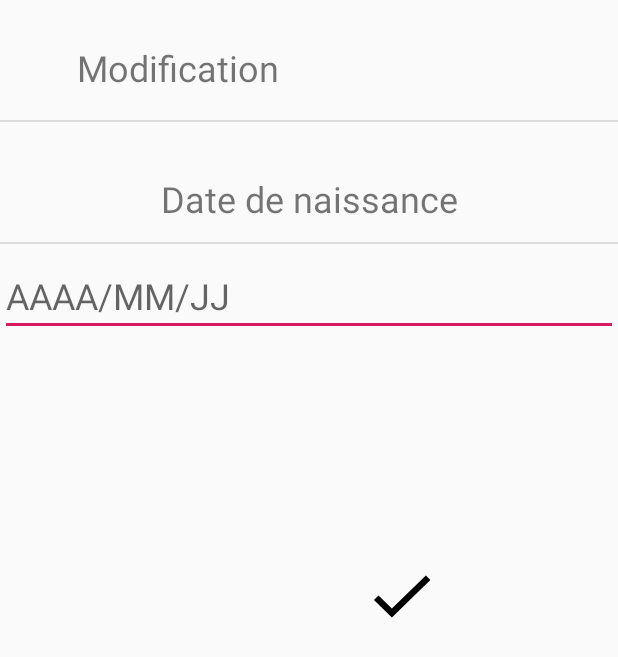
After one commit to TheRealPaco/Festiv-Aman, an Android app: the date screen opened directly, with no data from a screen before it, on a phone screen of 412 x 824 dp. The commit adds this screen. Shown: the top 657 px of the screen. Run offline under Robolectric (Android 15) with nearby library versions, the phone set to English and light mode, and no system bars.

Commit message:
modif compte utilisateur

```diff
--- a/app/src/main/AndroidManifest.xml
+++ b/app/src/main/AndroidManifest.xml
@@ -26,7 +26,11 @@
         <activity android:name=".MapActivity" />
         <activity android:name=".EventsActivity" />
         <activity android:name=".MeetingsActivity" />
-        <activity android:name=".add_friend"></activity>
+        <activity android:name=".add_friend" />
+        <activity android:name=".modifaccount.user_name" />
+        <activity android:name=".modifaccount.password" />
+        <activity android:name=".modifaccount.email" />
+        <activity android:name=".modifaccount.date"></activity>
     </application>
 
 </manifest>
--- a/app/src/main/java/com/s5/festivaman/add_friend.java
+++ b/app/src/main/java/com/s5/festivaman/add_friend.java
@@ -68,7 +68,7 @@ public class add_friend extends DrawerActivity {
         {
 
             friendsName.add("Maëlle Fromont");
-            friendsName.add("Jean-Phillipe Baillargeons");
+            friendsName.add("Jean-Phillippe Baillargeon");
             friendsName.add("Marc-Antoine Caron");
         }
         return friendsName;
--- /dev/null
+++ b/app/src/main/java/com/s5/festivaman/modifaccount/date.java
@@ -0,0 +1,31 @@
+package com.s5.festivaman.modifaccount;
+
+import android.support.v7.app.AppCompatActivity;
+import android.os.Bundle;
+import android.text.InputType;
+import android.widget.EditText;
+import android.widget.TextView;
+
+import com.s5.festivaman.R;
+import com.s5.festivaman.activities.DrawerActivity;
+
+public class date extends DrawerActivity {
+
+    @Override
+    protected void startActivity() {
+        setContentView(R.layout.activity_modif_account);
+        ((TextView) findViewById(R.id.modification_name)).setText("Date de naissance");
+        EditText password = findViewById(R.id.modification);
+        password.setHint("AAAA/MM/JJ");
+        password.setInputType(InputType.TYPE_DATETIME_VARIATION_TIME);
+        mDrawerLayout = findViewById(R.id.drawer_layout);
+        navigationView = findViewById(R.id.nav_view);
+    }
+
+    protected boolean send_password() {
+        //TODO send the modification of the username to the database
+        return true;
+
+    }
+
+}
--- /dev/null
+++ b/app/src/main/res/drawable/ic_check_black_24dp.xml
@@ -0,0 +1,9 @@
+<vector xmlns:android="http://schemas.android.com/apk/res/android"
+        android:width="24dp"
+        android:height="24dp"
+        android:viewportWidth="24.0"
+        android:viewportHeight="24.0">
+    <path
+        android:fillColor="#FF000000"
+        android:pathData="M9,16.17L4.83,12l-1.42,1.41L9,19 21,7l-1.41,-1.41z"/>
+</vector>
--- a/app/src/main/res/layout/activity_add_friend.xml
+++ b/app/src/main/res/layout/activity_add_friend.xml
@@ -122,4 +122,4 @@
 
     </android.support.design.widget.NavigationView>
 
-</android.support.v4.widget.DrawerLayout>
+    </android.support.v4.widget.DrawerLayout>
--- /dev/null
+++ b/app/src/main/res/layout/activity_modif_account.xml
@@ -0,0 +1,131 @@
+<?xml version="1.0" encoding="utf-8"?>
+<android.support.v4.widget.DrawerLayout xmlns:android="http://schemas.android.com/apk/res/android"
+xmlns:tools="http://schemas.android.com/tools"
+xmlns:app="http://schemas.android.com/apk/res-auto"
+android:id="@+id/drawer_layout"
+android:layout_width="match_parent"
+android:layout_height="match_parent">
+
+
+    <android.support.constraint.ConstraintLayout
+        android:layout_width="match_parent"
+        android:layout_height="match_parent">
+
+        <LinearLayout
+            android:layout_width="match_parent"
+            android:layout_height="match_parent"
+            android:orientation="vertical">
+
+            <android.support.constraint.ConstraintLayout
+                android:layout_width="match_parent"
+                android:layout_height="wrap_content">
+
+                <TextView
+                    android:id="@+id/textView6"
+                    android:layout_width="wrap_content"
+                    android:layout_height="wrap_content"
+                    android:layout_marginStart="28dp"
+                    android:layout_marginTop="8dp"
+                    android:layout_marginEnd="203dp"
+                    android:text="Modification"
+                    android:textSize="24sp"
+                    app:layout_constraintBottom_toBottomOf="parent"
+                    app:layout_constraintEnd_toEndOf="parent"
+                    app:layout_constraintStart_toStartOf="parent"
+                    app:layout_constraintTop_toTopOf="parent" />
+
+                <View
+                    android:id="@+id/divider12"
+                    android:layout_width="match_parent"
+                    android:layout_height="1dp"
+                    android:layout_marginTop="80dp"
+                    android:background="?android:attr/listDivider"
+                    app:layout_constraintTop_toTopOf="parent" />
+            </android.support.constraint.ConstraintLayout>
+
+            <android.support.constraint.ConstraintLayout
+                android:layout_width="match_parent"
+                android:layout_height="wrap_content">
+
+                <TextView
+                    android:id="@+id/modification_name"
+                    android:layout_width="wrap_content"
+                    android:layout_height="wrap_content"
+                    android:layout_marginTop="20dp"
+                    android:textSize="24sp"
+                    app:layout_constraintBottom_toBottomOf="parent"
+                    app:layout_constraintEnd_toEndOf="parent"
+                    app:layout_constraintHorizontal_bias="0.5"
+                    app:layout_constraintStart_toStartOf="parent"
+                    app:layout_constraintTop_toTopOf="parent" />
+
+                <View
+                    android:id="@+id/divider13"
+                    android:layout_width="match_parent"
+                    android:layout_height="1dp"
+                    android:layout_marginTop="80dp"
+                    android:background="?android:attr/listDivider"
+                    app:layout_constraintTop_toTopOf="parent" />
+            </android.support.constraint.ConstraintLayout>
+
+            <android.support.constraint.ConstraintLayout
+                android:layout_width="match_parent"
+                android:layout_height="wrap_content">
+
+                <ScrollView
+                    android:layout_width="match_parent"
+                    android:layout_height="match_parent">
+                    <LinearLayout
+                        android:layout_width="match_parent"
+                        android:layout_height="match_parent"
+                        android:orientation="vertical">
+                    <EditText
+                        android:id="@+id/modification"
+                        android:layout_width="match_parent"
+                        android:layout_height="wrap_content"
+                        android:layout_marginTop="8dp"
+                        android:layout_marginBottom="8dp"
+                        android:textSize="24sp"
+                        app:layout_constraintBottom_toTopOf="@+id/button2"
+                        app:layout_constraintEnd_toEndOf="parent"
+                        app:layout_constraintHorizontal_bias="0.501"
+                        app:layout_constraintStart_toStartOf="parent"
+                        app:layout_constraintTop_toTopOf="parent"
+                        app:layout_constraintVertical_bias="1.0" />
+
+
+                <Button
+                    android:id="@+id/button2"
+                    android:layout_width="51dp"
+                    android:layout_height="50dp"
+                    android:layout_marginStart="242dp"
+                    android:layout_marginTop="140dp"
+                    android:layout_marginEnd="54dp"
+                    android:layout_marginBottom="50dp"
+                    android:background="@drawable/ic_check_black_24dp"
+                    app:layout_constraintBottom_toBottomOf="parent"
+                    app:layout_constraintEnd_toEndOf="parent"
+                    app:layout_constraintHorizontal_bias="0.513"
+                    app:layout_constraintStart_toStartOf="parent"
+                    app:layout_constraintTop_toTopOf="parent"
+                    app:layout_constraintVertical_bias="0.0"
+                    tools:ignore="MissingConstraints" />
+                    </LinearLayout>
+                </ScrollView>
+            </android.support.constraint.ConstraintLayout>
+
+        </LinearLayout>
+    </android.support.constraint.ConstraintLayout>
+
+    <android.support.design.widget.NavigationView
+        android:layout_width="wrap_content"
+        android:layout_height="match_parent"
+        app:menu="@menu/nav_menu"
+        android:layout_gravity="start"
+        app:headerLayout="@layout/nav_header"
+        android:id="@+id/nav_view">
+
+    </android.support.design.widget.NavigationView>
+
+
+</android.support.v4.widget.DrawerLayout>
```
Also changed, not shown: app/src/main/java/com/s5/festivaman/AccountInfoActivity.java (+34 -6 lines), app/src/main/java/com/s5/festivaman/EventsActivity.java (+0 -8 lines), app/src/main/java/com/s5/festivaman/modifaccount/email.java (added, +31 -0 lines), app/src/main/java/com/s5/festivaman/modifaccount/password.java (added, +31 -0 lines), app/src/main/java/com/s5/festivaman/modifaccount/user_name.java (added, +26 -0 lines), app/src/main/res/layout/activity_account_info.xml (+4 -7 lines).
